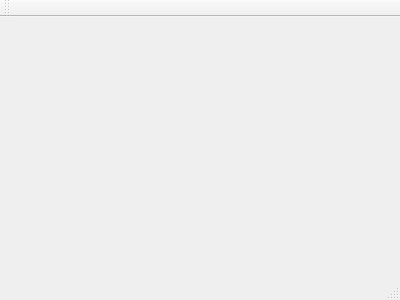
Qt form src/mainwindow.ui (katrinaniolet/ulp) before a commit.
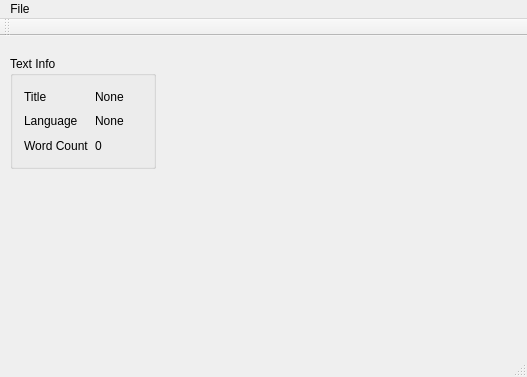
The same form after that commit.

Commit message: Load text information

```diff
--- a/src/mainwindow.ui
+++ b/src/mainwindow.ui
@@ -1,24 +1,109 @@
 <ui version="4.0">
  <class>MainWindow</class>
- <widget class="QMainWindow" name="MainWindow" >
-  <property name="geometry" >
+ <widget class="QMainWindow" name="MainWindow">
+  <property name="geometry">
    <rect>
     <x>0</x>
     <y>0</y>
-    <width>400</width>
-    <height>300</height>
+    <width>527</width>
+    <height>377</height>
    </rect>
   </property>
   <property name="windowTitle" >
    <string>MainWindow</string>
   </property>
-  <widget class="QMenuBar" name="menuBar" />
-  <widget class="QToolBar" name="mainToolBar" />
-  <widget class="QWidget" name="centralWidget" />
-  <widget class="QStatusBar" name="statusBar" />
+  <widget class="QWidget" name="centralWidget">
+   <widget class="QGroupBox" name="groupBox">
+    <property name="geometry">
+     <rect>
+      <x>10</x>
+      <y>20</y>
+      <width>146</width>
+      <height>113</height>
+     </rect>
+    </property>
+    <property name="title">
+     <string>Text Info</string>
+    </property>
+    <layout class="QGridLayout" name="gridLayout">
+     <item row="0" column="0">
+      <widget class="QLabel" name="label">
+       <property name="text">
+        <string>Title</string>
+       </property>
+      </widget>
+     </item>
+     <item row="0" column="1">
+      <widget class="QLabel" name="textTitle">
+       <property name="text">
+        <string>None</string>
+       </property>
+      </widget>
+     </item>
+     <item row="1" column="0">
+      <widget class="QLabel" name="label_2">
+       <property name="text">
+        <string>Language</string>
+       </property>
+      </widget>
+     </item>
+     <item row="1" column="1">
+      <widget class="QLabel" name="textLanguage">
+       <property name="text">
+        <string>None</string>
+       </property>
+      </widget>
+     </item>
+     <item row="2" column="0">
+      <widget class="QLabel" name="label_3">
+       <property name="text">
+        <string>Word Count</string>
+       </property>
+      </widget>
+     </item>
+     <item row="2" column="1">
+      <widget class="QLabel" name="textWordCount">
+       <property name="text">
+        <string>0</string>
+       </property>
+      </widget>
+     </item>
+    </layout>
+   </widget>
+  </widget>
+  <widget class="QMenuBar" name="menuBar">
+   <property name="geometry">
+    <rect>
+     <x>0</x>
+     <y>0</y>
+     <width>527</width>
+     <height>22</height>
+    </rect>
+   </property>
+   <widget class="QMenu" name="menuFile">
+    <property name="title">
+     <string>File</string>
+    </property>
+    <addaction name="actionLoad_Text"/>
+   </widget>
+   <addaction name="menuFile"/>
+  </widget>
+  <widget class="QToolBar" name="mainToolBar">
+   <attribute name="toolBarArea">
+    <enum>TopToolBarArea</enum>
+   </attribute>
+   <attribute name="toolBarBreak">
+    <bool>false</bool>
+   </attribute>
+  </widget>
+  <widget class="QStatusBar" name="statusBar"/>
+  <action name="actionLoad_Text">
+   <property name="text">
+    <string>Load Text...</string>
+   </property>
+  </action>
  </widget>
- <layoutDefault spacing="6" margin="11" />
- <pixmapfunction></pixmapfunction>
+ <layoutdefault spacing="6" margin="11"/>
  <resources/>
  <connections/>
 </ui>
```
Left out of the diff: 3 changed lines with no effect on the pictures. The commit also changes 2 other files.
